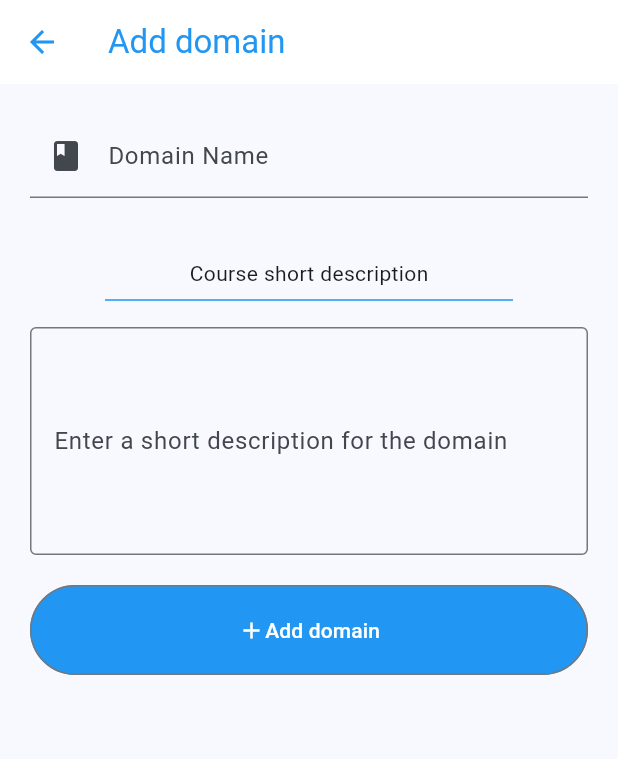
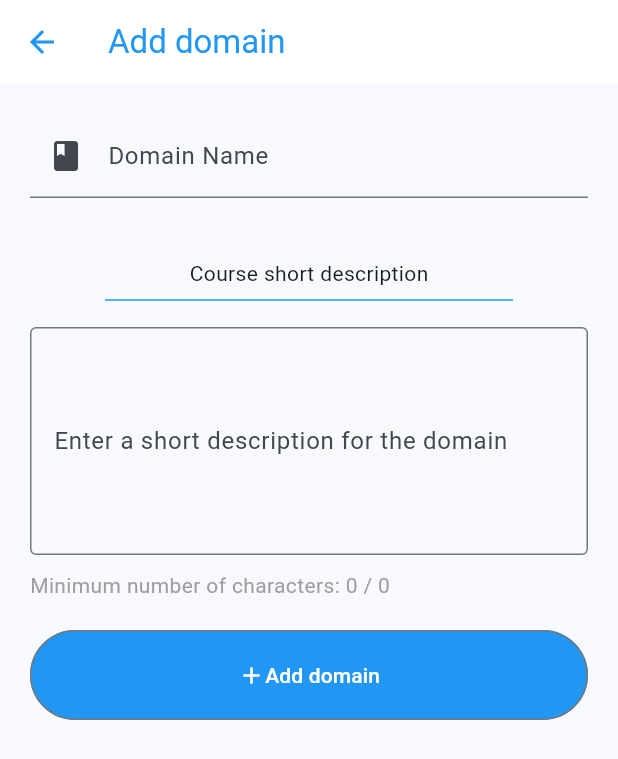
Before and after one commit to ralexandru/proiect_flutter_araducu, a Flutter app: the AddDomain screen opened directly, on a phone screen of 412 x 824 dp. Shown: the top 759 px of the screen. Run offline on Flutter 3.47's test engine with Material 3 defaults, Android fonts, the phone set to English and light mode, and no system bars; our stand-ins replace file_picker, flutter_local_notifications, image_picker, shared_preferences; missing offline and left inert: dart:ffi, open_file_plus; accounts and stored records are empty; network calls fail.

Commit message:
Improvements: ------------------------- 1. added character count for adding a course short description and long description 2. Added functionality for Delete Course button

```diff
--- a/lib/AddCourse.dart
+++ b/lib/AddCourse.dart
@@ -102,6 +102,7 @@ class AddCourse extends StatelessWidget {
                   controller: shortDescCourse,
                   labelText: 'Enter a short description for the course',
                   maxLines: 5,
+                  maxCharacters: 20,
                 ),
                 SizedBox(height: 20),
                 Text("Course short description"),
@@ -110,6 +111,7 @@ class AddCourse extends StatelessWidget {
                   controller: longDescCourse,
                   labelText: 'Enter a long description for the course',
                   maxLines: 10,
+                  maxCharacters: 50,
                 ),
                 SizedBox(height: 20),
                 Text("Duration: "),
@@ -184,7 +186,7 @@ class DropdownButtonProiect extends StatefulWidget {
 
 class _DropdownButtonState extends State<DropdownButtonProiect> {
   late Future<List<DomainOfStudy>> domainsFuture;
-  int? dropdownSelectedDomainId; // Use a different name
+  int? dropdownSelectedDomainId;
   List<DomainOfStudy> domainsList = [];
 
   @override
--- a/lib/AddMeetings.dart
+++ b/lib/AddMeetings.dart
@@ -232,7 +232,6 @@ class _DatePickerState extends State<DatePicker> {
             pickedTime.minute,
           );
           courseDates[widget.pickedDate] = selectedDateTime;
-          // Update your list or any other logic as needed
           // courseDates[widget.pickedDate] = selectedDateTime;
         });
       }
--- a/lib/ManageCarousel.dart
+++ b/lib/ManageCarousel.dart
@@ -75,7 +75,6 @@ Row(
                   } else if (snapshot.hasError) {
                     return Text('Error: ${snapshot.error}');
                   } else {
-                    // Once the future is complete, you can access the data
                     images =
                         snapshot.data as List<CarouselImage>;
                     return Column(
--- a/lib/ManageDomains.dart
+++ b/lib/ManageDomains.dart
@@ -10,7 +10,6 @@ List<DomainOfStudy> domainsList = [];
 void GetDomains() async {
   domainsList = await retrieveDomains();
 
-  // Now you can work with the domainsList
   for (DomainOfStudy domain in domainsList) {
     print(
         'Domain Name: ${domain.domainName}, Description: ${domain.domainDescription}');
@@ -62,7 +61,6 @@ class ModifyDomainsState extends State<ModifyDomains> {
                   } else if (snapshot.hasError) {
                     return Text('Error: ${snapshot.error}');
                   } else {
-                    // Once the future is complete, you can access the data
                     List<DomainOfStudy> domainsList =
                         snapshot.data as List<DomainOfStudy>;
                     return Column(
--- a/lib/NavigationDrawer.dart
+++ b/lib/NavigationDrawer.dart
@@ -11,6 +11,7 @@ import 'CreateDomain.dart';
 import 'ManageDomains.dart';
 import 'AddNews.dart';
 import 'classes/User.dart';
+
 int userId = 0;
 String username = '';
 String email = '';
@@ -22,6 +23,7 @@ int nivelAcces = 0;
 String city = '';
 String birthday = '';
 User? user;
+
 //ignore: must_be_immutable
 Future<void> getUserData() async {
   final client = HttpClient()
--- a/lib/classes/DomainOfStudy.dart
+++ b/lib/classes/DomainOfStudy.dart
@@ -101,10 +101,8 @@ Future<void> DeleteDomain(DomainOfStudy updatedDomain) async {
   HttpClientRequest request = await client.deleteUrl(url);
   request.headers.set('Content-Type', 'application/json');
 
-  // Convert the updatedDomain to JSON
   String jsonDomain = jsonEncode(updatedDomain.toJsonDelete());
 
-  // Write the JSON data to the request body
   request.write(jsonDomain);
 
   HttpClientResponse response = await request.close();
@@ -154,14 +152,11 @@ Future<DomainOfStudy> fetchDomainInfo(int? domainId) async {
     String responseBody = await response.transform(utf8.decoder).join();
     final Map<String, dynamic> responseData = json.decode(responseBody);
 
-    // Parse Course details
     DomainOfStudy domain = DomainOfStudy(
       domainId: responseData['DomeniuId'],
       domainName: responseData['DomeniuDenumire'],
       domainDescription: responseData['DomeniuDescriere'],
     );
-
-    // Parse CourseMeeting detail
 
     return domain;
   } else {
--- a/lib/commonClasses/utilities.dart
+++ b/lib/commonClasses/utilities.dart
@@ -71,29 +71,56 @@ class _NumericTextFieldState extends State<NumericTextField> {
   }
 }
 
-//ignore: must_be_immutable
-class TextArea extends StatelessWidget {
+// Ignore: must_be_immutable
+class TextArea extends StatefulWidget {
   TextEditingController controller = TextEditingController();
   String labelText = '';
   int maxLines = 0;
+  int? maxCharacters;
   bool? editable = true;
   Icon? icon;
-  TextArea(
-      {required this.controller,
+
+  TextArea({
+    required this.controller,
     required this.labelText,
     required this.maxLines,
     this.icon,
-      this.editable});
+    this.editable,
+    this.maxCharacters,
+  });
+
+  @override
+  _TextAreaState createState() => _TextAreaState();
+}
+
+class _TextAreaState extends State<TextArea> {
   @override
   Widget build(BuildContext context) {
-    return TextField(
-      controller: controller,
-      maxLines: maxLines,
-      enabled: editable, // Set maxLines to null for multiline support
+    return Column(
+      crossAxisAlignment: CrossAxisAlignment.start,
+      children: [
+        TextField(
+          controller: widget.controller,
+          maxLines: widget.maxLines,
+          enabled: widget.editable,
           decoration: InputDecoration(
-        labelText: labelText,
+            labelText: widget.labelText,
             border: OutlineInputBorder(),
           ),
+          onChanged: (text) {
+            setState(() {
+              // If you want to limit the characters, uncomment the next line
+              // text = text.length <= maxCharacters ? text : text.substring(0, maxCharacters);
+              widget.controller.text = text;
+            });
+          },
+        ),
+        SizedBox(height: 10),
+        Text(
+          'Minimum number of characters: ${widget.controller.text.length} / ${widget.maxCharacters ?? 0}',
+          style: TextStyle(color: Colors.grey),
+        ),
+      ],
     );
   }
 }
@@ -109,15 +136,15 @@ class InitialsAvatar extends StatelessWidget {
       width: size,
       height: size,
       decoration: BoxDecoration(
-        color: Colors.blue, // Choose your preferred background color
+        color: Colors.blue,
         shape: BoxShape.circle,
       ),
       child: Center(
         child: Text(
           initials,
           style: TextStyle(
-            color: Colors.white, // Choose your preferred text color
-            fontSize: size * 0.4, // Adjust the font size as needed
+            color: Colors.white,
+            fontSize: size * 0.4,
             fontWeight: FontWeight.bold,
           ),
         ),
--- a/lib/main.dart
+++ b/lib/main.dart
@@ -104,6 +104,12 @@ class _LoginState extends State<Login> {
                     style: TextStyle(
                       color: Colors.white,
                       fontSize: 50,
+                      fontWeight: FontWeight.bold,
+                    )),
+                const Text('coming from latin - teacher, instructor, tutor',
+                    style: TextStyle(
+                      color: Colors.white,
+                      fontSize: 10,
                       fontWeight: FontWeight.bold,
                     )),
                 const SizedBox(height: 70.0),
```
Also changed, not shown: lib/Courses.dart (+15 -2 lines), lib/Profile.dart (+2 -6 lines), lib/classes/Course.dart (+21 -0 lines). Lines whose indentation alone changed are shown as unchanged.
